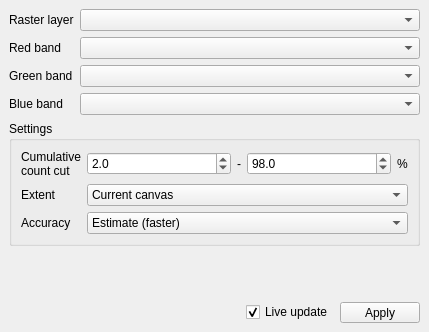
Before: the Qt Designer form enmapbox/coreapps/decorrelationstretchapp/decorrelationstretchdialog.ui in EnMAP-Box/enmap-box, drawn with Qt 5.
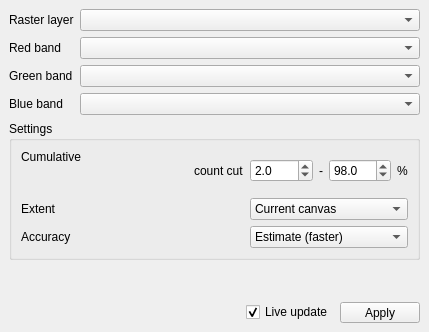
After: the same form once the commit is applied. Custom widgets are drawn as their Qt base class.

What changed in the file:
```diff
--- a/enmapbox/coreapps/decorrelationstretchapp/decorrelationstretchdialog.ui
+++ b/enmapbox/coreapps/decorrelationstretchapp/decorrelationstretchdialog.ui
@@ -129,7 +129,8 @@
           <widget class="QLabel" name="label_9">
            <property name="text">
             <string>Cumulative
-count cut</string>
+                                                    count cut
+                                                </string>
            </property>
           </widget>
          </item>
```
Lines whose indentation alone changed are shown as unchanged.
